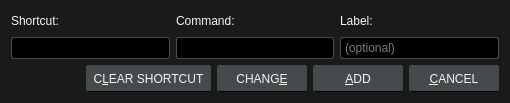
Old version of the form src/ui/keydialog.ui in the repository gitter-badger/mochi-player.
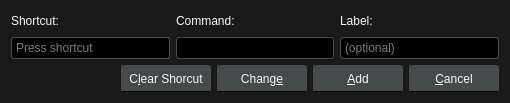
New version of the form.

What changed in the file:
```diff
--- a/src/ui/keydialog.ui
+++ b/src/ui/keydialog.ui
@@ -61,7 +61,7 @@
    <item>
     <layout class="QGridLayout" name="gridLayout">
      <item row="1" column="0">
-      <widget class="QLineEdit" name="keySequenceEdit"/>
+      <widget class="QKeySequenceEdit" name="keySequenceEdit"/>
      </item>
      <item row="1" column="1">
       <widget class="QLineEdit" name="commandLineEdit">
@@ -121,21 +121,21 @@
      <item>
       <widget class="QPushButton" name="clearButton">
        <property name="text">
-        <string>C&amp;LEAR SHORTCUT</string>
+        <string>C&amp;lear Shorcut</string>
        </property>
       </widget>
      </item>
      <item>
       <widget class="QPushButton" name="changeButton">
        <property name="text">
-        <string>CHANG&amp;E</string>
+        <string>Chang&amp;e</string>
        </property>
       </widget>
      </item>
      <item>
       <widget class="QPushButton" name="addButton">
        <property name="text">
-        <string>&amp;ADD</string>
+        <string>&amp;Add</string>
        </property>
       </widget>
      </item>
@@ -148,7 +148,7 @@
         </size>
        </property>
        <property name="text">
-        <string>&amp;CANCEL</string>
+        <string>&amp;Cancel</string>
        </property>
       </widget>
      </item>
```
